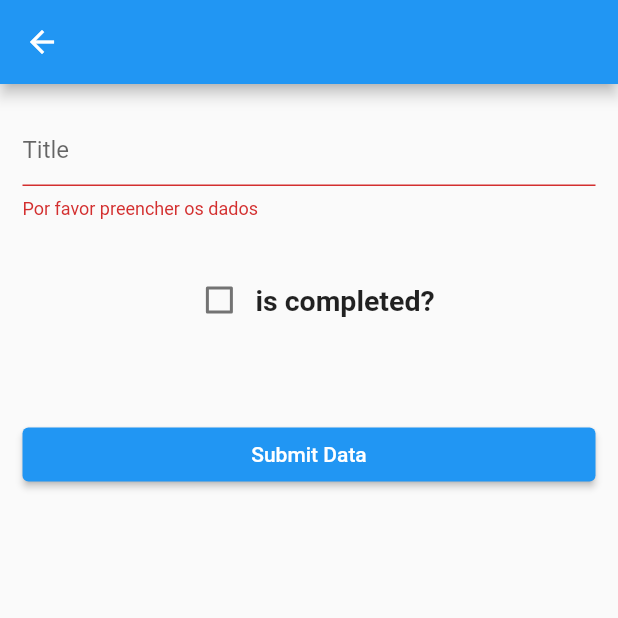
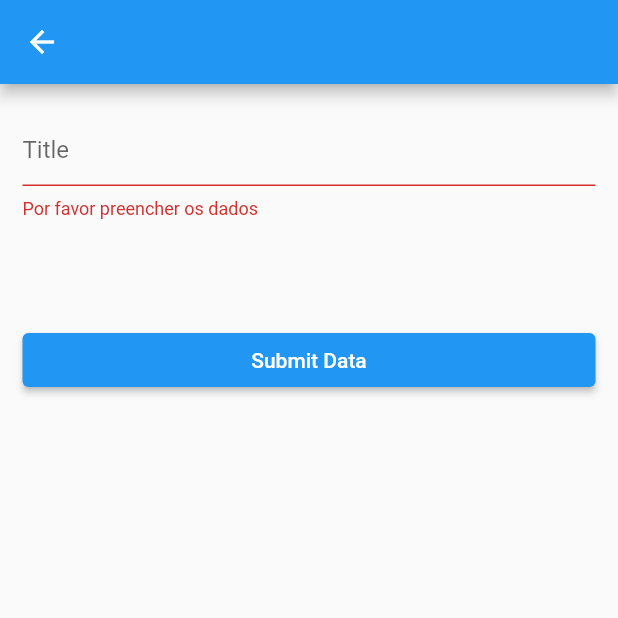
Before and after one commit to RegisSalesRA/Flutter_Hive_Tasks, a Flutter app: the UpdateAtividade screen opened directly with empty values, after a tap on "Submit Data", on a phone screen of 412 x 824 dp, the top half of it. Run offline on Flutter 3.47's test engine with Material 2 defaults, Android fonts, the phone set to English and light mode, and no system bars; our stand-ins replace hive, hive_flutter; accounts and stored records are empty.

Commit message:
Fixed layout Atividade form remove check

```diff
--- a/lib/model/atividade_model.dart
+++ b/lib/model/atividade_model.dart
@@ -12,6 +12,6 @@ class Atividades extends HiveObject {
   @HiveField(2, defaultValue: true)
   bool? available;
 
-  @HiveField(3, defaultValue: true)
-  Atividades({this.nome, this.isComplete, this.available});
+
+  Atividades({this.nome, this.isComplete});
 }
--- a/lib/views/areaAdministrador/crudAtividades/updateAtividade.dart
+++ b/lib/views/areaAdministrador/crudAtividades/updateAtividade.dart
@@ -69,25 +69,8 @@ class _UpdateAtividadeState extends State<UpdateAtividade> {
                   const SizedBox(
                     height: 15,
                   ),
-                  const SizedBox(
-                    height: 15,
-                  ),
-                  Row(mainAxisAlignment: MainAxisAlignment.center, children: [
-                    Checkbox(
-                      value: isComplete,
-                      activeColor: Colors.orange,
-                      onChanged: (bool? valor) {
-                        setState(() {
-                          isComplete = valor!;
-                        });
-                      },
-                    ),
-                    const Text(
-                      'is completed?',
-                      style:
-                          TextStyle(fontSize: 19, fontWeight: FontWeight.bold),
-                    ),
-                  ]),
+
+
                   const SizedBox(
                     height: 55,
                   ),
```
Also changed, not shown: lib/views/areaAdministrador/crudAtividades/createAtividade.dart (+3 -14 lines), lib/model/atividade_model.g.dart.
